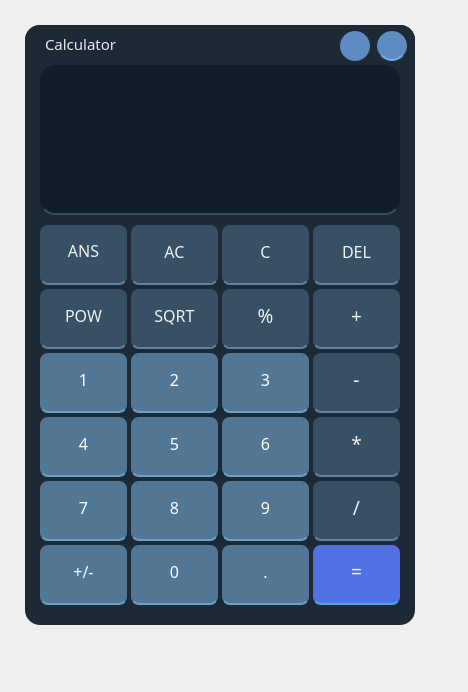
The window that basic_calculator.ui (Asteria101/Calculator) describes before a commit, drawn with Qt 5.
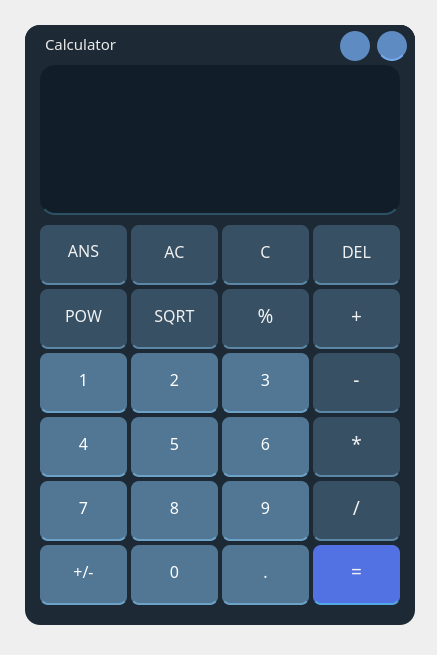
The same window after the commit. Icons and pictures are not drawn.

Commit message: Implement Tool Bar

Diff of the .ui file:
```diff
--- a/basic_calculator.ui
+++ b/basic_calculator.ui
@@ -6,8 +6,8 @@
    <rect>
     <x>0</x>
     <y>0</y>
-    <width>468</width>
-    <height>692</height>
+    <width>437</width>
+    <height>655</height>
    </rect>
   </property>
   <property name="windowTitle">
```
The commit also changes 1 other file.
